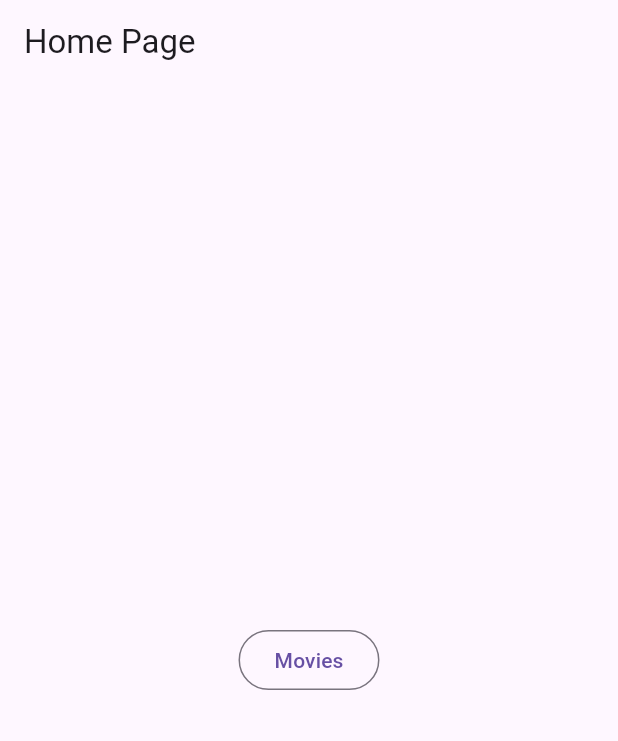
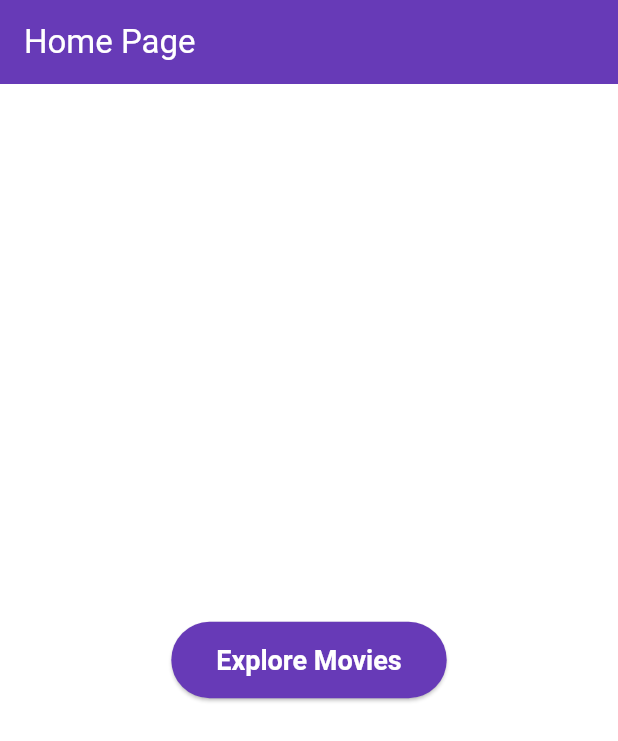
Before and after one commit to carlosEmanuelSilva/flutter_movies, a Flutter app: the screen it shows after launch, on a phone screen of 412 x 824 dp. Shown: the top 741 px of the screen. Run offline on Flutter 3.47's test engine with Material 3 defaults, Android fonts, the phone set to English and light mode, and no system bars; our stand-ins replace flutter_dotenv.

Commit message:
Estilizando página home

```diff
--- a/lib/main.dart
+++ b/lib/main.dart
@@ -33,6 +33,10 @@ class MyApp extends StatelessWidget {
       title: 'The Movies App',
       theme: ThemeData(
         primarySwatch: Colors.deepPurple,
+        scaffoldBackgroundColor: Colors.white,
+        appBarTheme: AppBarTheme(
+          color: Colors.deepPurple,
+        )
       ),
       home: const MyHomePage(title: 'Home Page'),
     );
@@ -47,15 +51,23 @@ class MyHomePage extends StatelessWidget {
   Widget build(BuildContext context) {
     return Scaffold(
       appBar: AppBar(
-        title: Text(title),
+        title: Text(title, style: const TextStyle(color: Colors.white)),
       ),
       body: Center(
-        child: OutlinedButton(
+        child: ElevatedButton(
           onPressed: () {
             Navigator.push(context,
                 MaterialPageRoute(builder: (context) => const MyMoviesPage()));
           },
-          child: const Text("Movies"),
+          style: ElevatedButton.styleFrom(
+            backgroundColor: Colors.deepPurple,
+            textStyle: const TextStyle(
+              fontSize: 18.0,
+              fontWeight: FontWeight.bold,
+            ),
+            padding: const EdgeInsets.symmetric(horizontal: 30, vertical: 15),
+          ),
+          child: const Text("Explore Movies", style: TextStyle(color: Colors.white)),
         ),
       ),
     );
```
